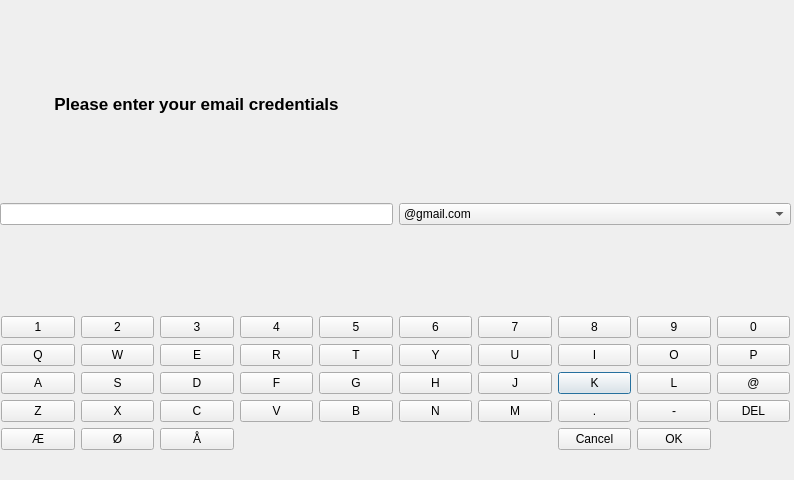
This is userlogin_manual.ui in ebjordal/sbmachine as Qt 5 draws it before an edit. The edited form follows.
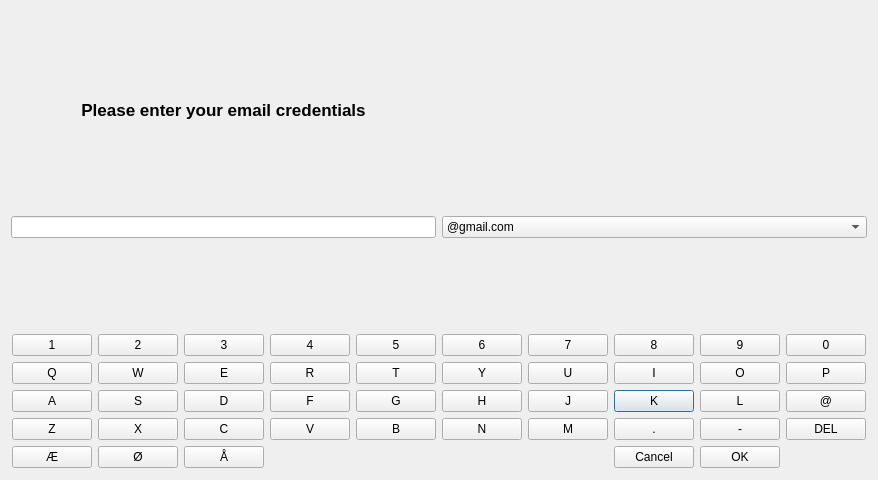
This is the edited form.

```diff
--- a/userlogin_manual.ui
+++ b/userlogin_manual.ui
@@ -31,15 +31,8 @@
   <property name="modal">
    <bool>false</bool>
   </property>
-  <widget class="QWidget" name="">
-   <property name="geometry">
-    <rect>
-     <x>0</x>
-     <y>10</y>
-     <width>791</width>
-     <height>441</height>
-    </rect>
-   </property>
+  <layout class="QGridLayout" name="gridLayout_2">
+   <item row="0" column="0">
    <layout class="QGridLayout" name="gridLayout">
     <item row="0" column="0">
      <layout class="QGridLayout" name="Inputlayout">
@@ -495,7 +488,8 @@
      </layout>
     </item>
    </layout>
-  </widget>
+   </item>
+  </layout>
  </widget>
  <resources/>
  <connections/>
```
Lines whose indentation alone changed are shown as unchanged.
